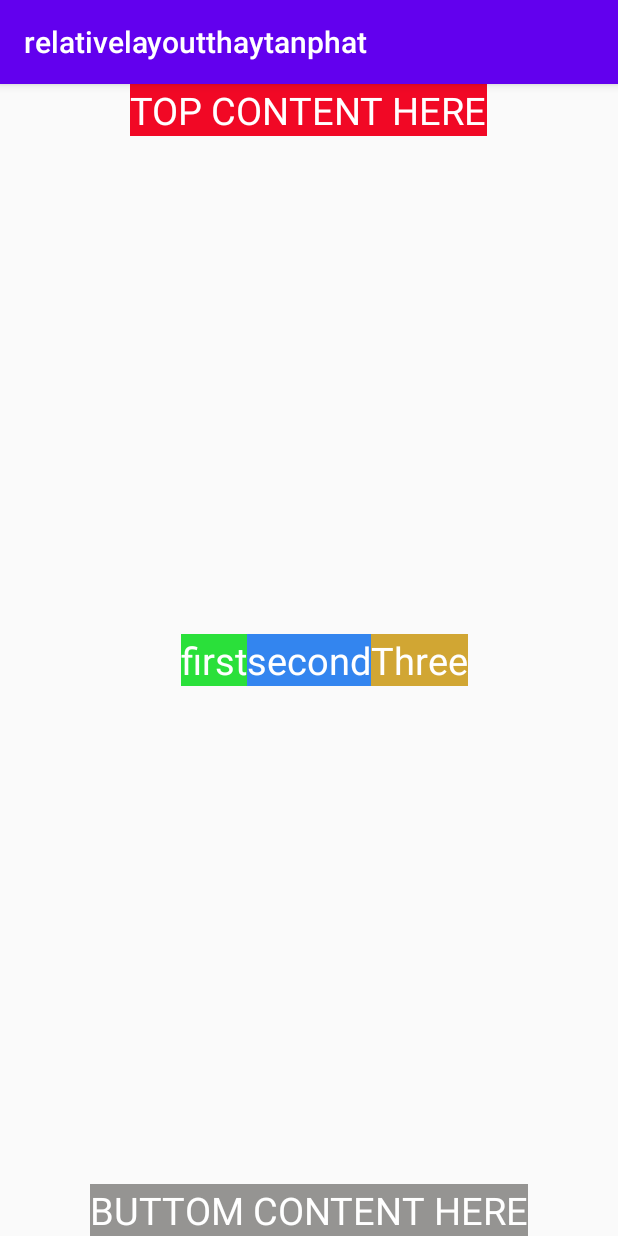
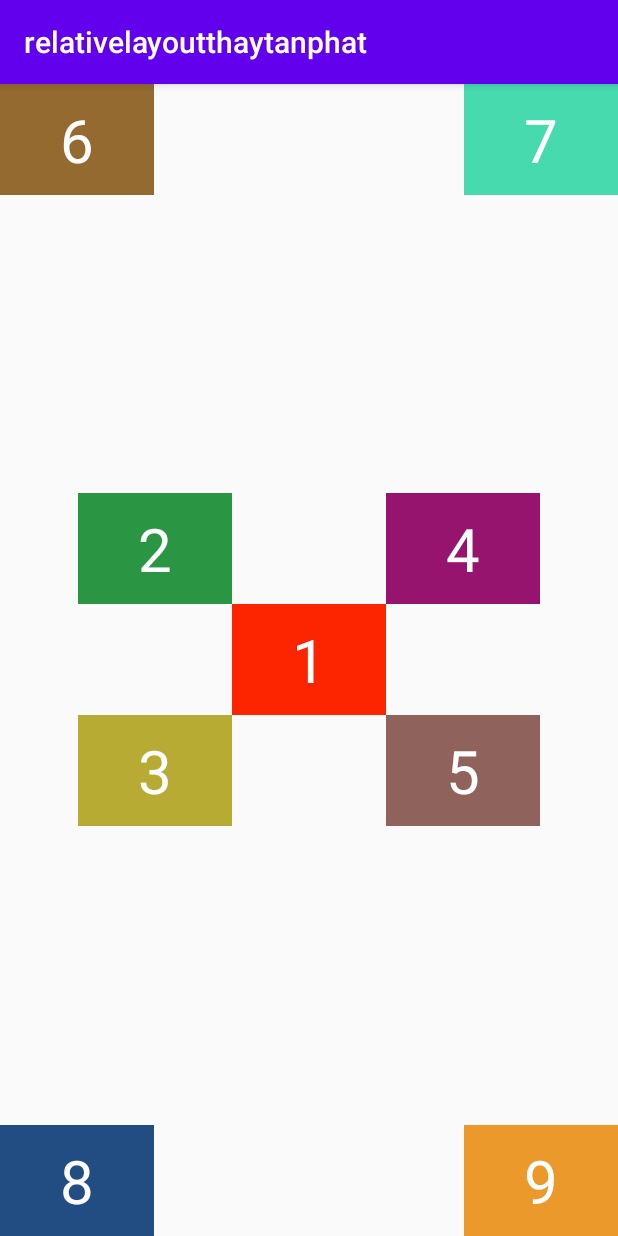
Before and after one commit to lyhuuthanh/relativelayoutthaytanphat, an Android app: the screen it shows after launch (MainActivity), on a phone screen of 412 x 824 dp. Run offline under Robolectric (Android 15) with nearby library versions, the phone set to English and light mode, and no system bars.

Commit message:
bai tap so 4

```diff
--- a/app/src/main/res/layout/activity_main.xml
+++ b/app/src/main/res/layout/activity_main.xml
@@ -6,50 +6,104 @@
     android:layout_height="match_parent"
     tools:context=".MainActivity">
 
+   <TextView
+       android:text="6"
+       android:textSize="40sp"
+       android:textColor="#ffffff"
+       android:background="#946a30"
+       android:paddingHorizontal="40dp"
+       android:paddingVertical="10dp"
+       android:layout_width="wrap_content"
+       android:layout_height="wrap_content"/>
     <TextView
-        android:text="TOP CONTENT HERE"
-        android:textSize="25sp"
+        android:text="7"
+        android:textSize="40sp"
         android:textColor="#ffffff"
-        android:background="#f10825"
-        android:layout_centerHorizontal="true"
+        android:background="#47daae"
+        android:paddingHorizontal="40dp"
+        android:paddingVertical="10dp"
+        android:layout_alignParentEnd="true"
         android:layout_width="wrap_content"
         android:layout_height="wrap_content"/>
     <TextView
-        android:text="BUTTOM CONTENT HERE"
-        android:textSize="25sp"
+        android:text="8"
+        android:textSize="40sp"
         android:textColor="#ffffff"
-        android:background="#959492"
+        android:background="#224d82"
+        android:paddingHorizontal="40dp"
+        android:paddingVertical="10dp"
         android:layout_alignParentBottom="true"
-        android:layout_centerHorizontal="true"
+        android:layout_width="wrap_content"
+        android:layout_height="wrap_content"/>
+    <TextView
+        android:text="9"
+        android:textSize="40sp"
+        android:textColor="#ffffff"
+        android:background="#eb992b"
+        android:paddingHorizontal="40dp"
+        android:paddingVertical="10dp"
+        android:layout_alignParentEnd="true"
+        android:layout_alignParentBottom="true"
         android:layout_width="wrap_content"
         android:layout_height="wrap_content"/>
 
     <TextView
-        android:text="first"
-        android:textSize="25sp"
+        android:text="1"
+        android:id="@+id/so1"
+        android:textSize="40sp"
         android:textColor="#ffffff"
-        android:background="#2ae03a"
-        android:layout_toLeftOf="@+id/second"
+        android:background="#fd2400"
+        android:paddingHorizontal="40dp"
+        android:paddingVertical="10dp"
         android:layout_centerInParent="true"
         android:layout_width="wrap_content"
         android:layout_height="wrap_content"/>
     <TextView
-        android:text="second"
-        android:id="@+id/second"
-        android:textSize="25sp"
+        android:text="2"
+        android:id="@+id/so2"
+        android:textSize="40sp"
         android:textColor="#ffffff"
-        android:background="#3385ef"
+        android:background="#2a9543"
+        android:paddingHorizontal="40dp"
+        android:paddingVertical="10dp"
         android:layout_centerInParent="true"
+        android:layout_above="@+id/so1"
+        android:layout_toLeftOf="@+id/so1"
         android:layout_width="wrap_content"
         android:layout_height="wrap_content"/>
     <TextView
-        android:text="Three"
-        android:textSize="25sp"
+        android:text="3"
+        android:textSize="40sp"
         android:textColor="#ffffff"
-        android:background="#d1a633"
+        android:background="#b7ab33"
+        android:paddingHorizontal="40dp"
+        android:paddingVertical="10dp"
         android:layout_centerInParent="true"
-        android:layout_toRightOf="@+id/second"
-
+android:layout_below="@id/so1"
+        android:layout_toLeftOf="@id/so1"
         android:layout_width="wrap_content"
         android:layout_height="wrap_content"/>
+    <TextView
+        android:text="4"
+        android:textSize="40sp"
+        android:textColor="#ffffff"
+        android:background="#96146e"
+        android:paddingHorizontal="40dp"
+        android:paddingVertical="10dp"
+        android:layout_centerInParent="true"
+android:layout_above="@id/so1"
+        android:layout_toRightOf="@id/so1"
+        android:layout_width="wrap_content"
+        android:layout_height="wrap_content"/>
+    <TextView
+        android:text="5"
+        android:textSize="40sp"
+        android:textColor="#ffffff"
+        android:background="#8f625c"
+        android:paddingHorizontal="40dp"
+        android:paddingVertical="10dp"
+        android:layout_centerInParent="true"
+        android:layout_below="@+id/so1"
+android:layout_toRightOf="@id/so1"        android:layout_width="wrap_content"
+        android:layout_height="wrap_content"/>
 </RelativeLayout>
```
